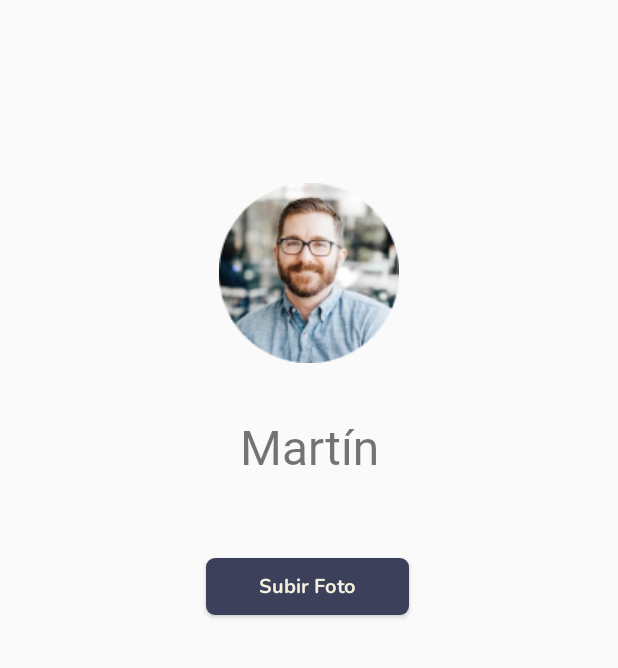
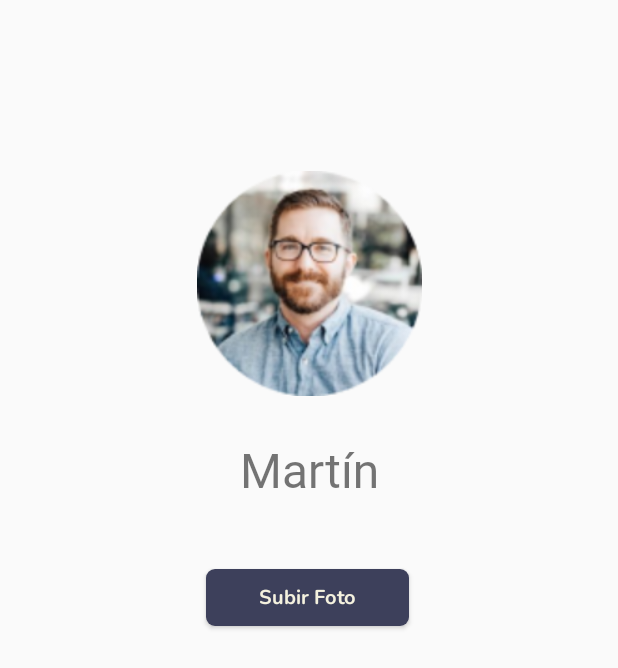
Before and after one commit to faqpauro/parcialTP3, an Android app: the layout activity_perfil.xml on its own in the app's theme, with its tools: preview values and no code run, on a phone screen of 412 x 824 dp. Shown: the top 668 px of the screen. Run offline under Robolectric (Android 15) with nearby library versions, the phone set to English and light mode, and no system bars.

Commit message:
cambios de imagen de perfil de usuario

```diff
--- a/app/src/main/java/com/example/parcialtp3/database/userDao.kt
+++ b/app/src/main/java/com/example/parcialtp3/database/userDao.kt
@@ -20,4 +20,7 @@ interface userDao {
 
     @Insert(onConflict = OnConflictStrategy.REPLACE)
     fun insertUser(user: User): Long
+
+    @Query("UPDATE user SET avatar_url = :avatar_url WHERE id = :id")
+    fun updateUserAvatar(avatar_url: String, id: Int?):Int
 }
--- a/app/src/main/java/com/example/parcialtp3/repository/UserRepository.kt
+++ b/app/src/main/java/com/example/parcialtp3/repository/UserRepository.kt
@@ -19,4 +19,9 @@ class UserRepository @Inject constructor(
         return cargado > 0 // me devuelve el id o 0
     }
 
+    suspend fun updateUserImage(avatarUrl: String, id: Int?): Boolean {
+        val actualizado = userDao.updateUserAvatar(avatarUrl, id)
+        return actualizado > 0 // si es mayor a 0, actualizó
+    }
+
 }
--- a/app/src/main/res/layout/activity_perfil.xml
+++ b/app/src/main/res/layout/activity_perfil.xml
@@ -25,20 +25,19 @@
         android:textSize="32sp"
         app:layout_constraintBottom_toTopOf="@+id/btn_subir_foto"
         app:layout_constraintEnd_toEndOf="parent"
-        app:layout_constraintHorizontal_bias="1.0"
         app:layout_constraintStart_toStartOf="parent"
         app:layout_constraintTop_toBottomOf="@+id/imagen_foto_perfil" />
 
     <ImageView
         android:id="@+id/imagen_foto_perfil"
-        android:layout_width="wrap_content"
-        android:layout_height="wrap_content"
+        android:layout_width="150dp"
+        android:layout_height="150dp"
         android:layout_marginStart="146dp"
         android:layout_marginTop="87dp"
         android:layout_marginEnd="146dp"
+        android:scaleType="centerCrop"
         app:layout_constraintBottom_toTopOf="@+id/perfil_name"
         app:layout_constraintEnd_toEndOf="parent"
-        app:layout_constraintHorizontal_bias="1.0"
         app:layout_constraintStart_toStartOf="parent"
         app:layout_constraintTop_toTopOf="parent"
         app:srcCompat="@drawable/perfi_imagen" />
@@ -60,7 +59,6 @@
         android:textSize="13sp"
         app:layout_constraintBottom_toBottomOf="parent"
         app:layout_constraintEnd_toEndOf="parent"
-        app:layout_constraintHorizontal_bias="1.0"
         app:layout_constraintStart_toStartOf="parent"
         app:layout_constraintTop_toBottomOf="@+id/perfil_name" />
 </androidx.constraintlayout.widget.ConstraintLayout>
```
Also changed, not shown: app/src/main/java/com/example/parcialtp3/activities/PerfilActivity.kt (+52 -6 lines).
